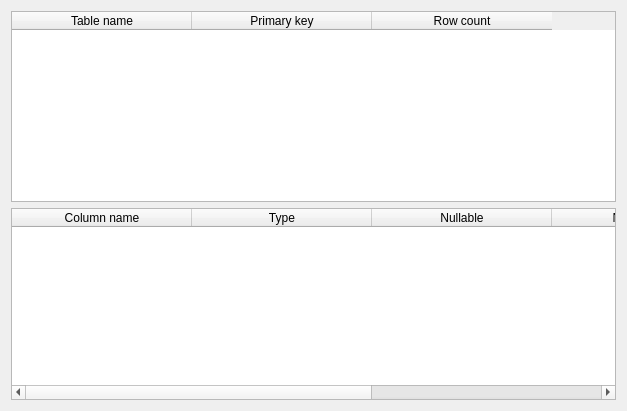
Qt form ui/tablelistwidget.ui (eduardoweiland/mist) before a commit.
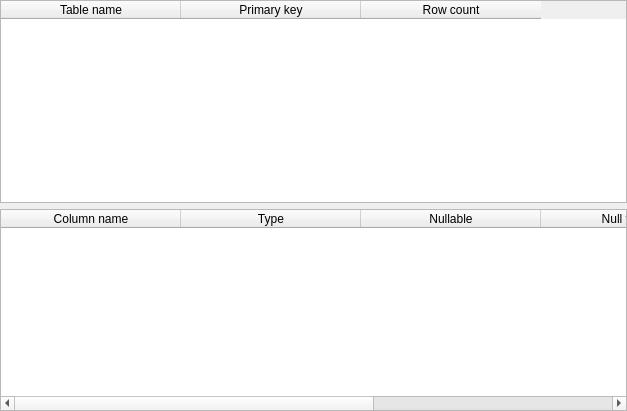
The same form after that commit.

Commit message: Tela do wizard para carregar arquivo MSDF

The edit to the form file:
```diff
--- a/ui/tablelistwidget.ui
+++ b/ui/tablelistwidget.ui
@@ -14,6 +14,18 @@
    <string>Tables</string>
   </property>
   <layout class="QVBoxLayout" name="verticalLayout">
+   <property name="leftMargin">
+    <number>0</number>
+   </property>
+   <property name="topMargin">
+    <number>0</number>
+   </property>
+   <property name="rightMargin">
+    <number>0</number>
+   </property>
+   <property name="bottomMargin">
+    <number>0</number>
+   </property>
    <item>
     <widget class="QTableWidget" name="tablesWidget">
      <property name="editTriggers">
```
The commit also changes 4 other files.
